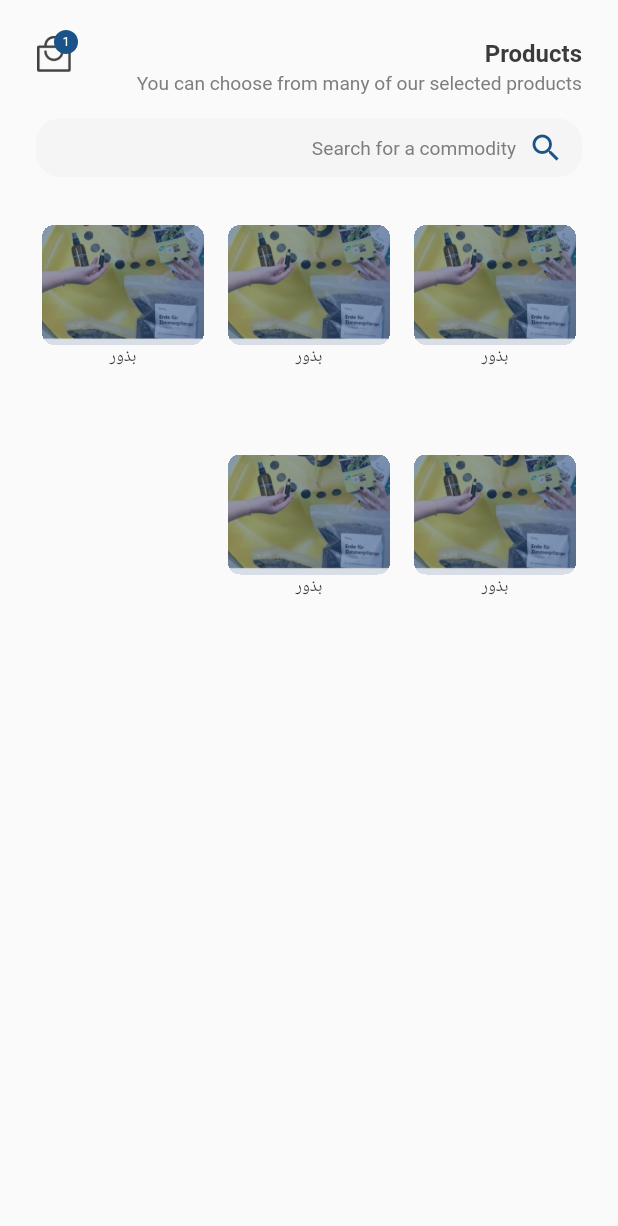
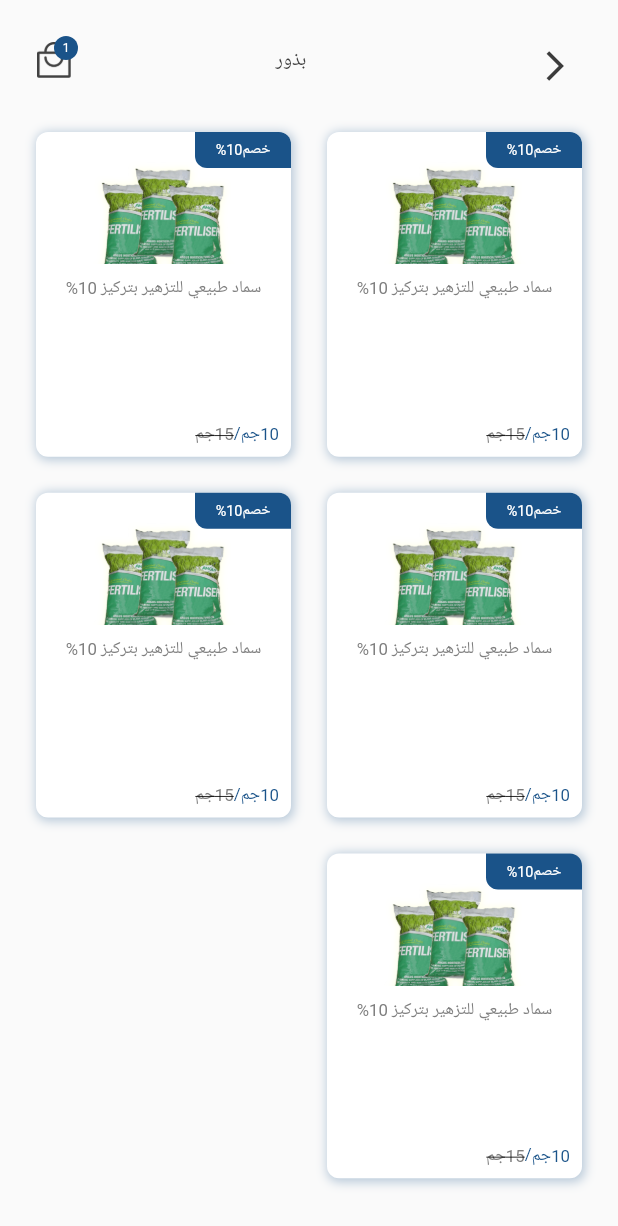
Before and after one commit to muslimadille/abaqe_elnakheal_app, a Flutter app: the CategoriesScreen widget shown alone on an empty page, opened directly, after a tap on "بذور", on a phone screen of 412 x 824 dp. Shown: the top 1226 px of the screen. Run offline on Flutter 3.47's test engine with Material 2 defaults, Android fonts, the phone set to English and light mode, and no system bars; our stand-ins replace cached_network_image, dio, easy_localization, flutter_svg, google_fonts, otp_text_field and 3 more; missing offline and left inert: dio_cache_interceptor, multi_image_picker2; accounts and stored records are empty; Roboto replaces fonts that are missing (Cairo).

Commit message:
all products screen ui

```diff
--- a/lib/modules/categories_screen/categories_screen.dart
+++ b/lib/modules/categories_screen/categories_screen.dart
@@ -1,8 +1,10 @@
 import 'package:abaqe_elnakheal_app/modules/base_screen/base_screen.dart';
 import 'package:abaqe_elnakheal_app/modules/home/items/card_icon.dart';
 import 'package:abaqe_elnakheal_app/modules/home/items/home_search_widget.dart';
+import 'package:abaqe_elnakheal_app/modules/products_screen/products_list_screen.dart';
 import 'package:abaqe_elnakheal_app/utils/baseDimentions.dart';
 import 'package:abaqe_elnakheal_app/utils/base_text_style.dart';
+import 'package:abaqe_elnakheal_app/utils/myUtils.dart';
 import 'package:abaqe_elnakheal_app/utils/my_colors.dart';
 import 'package:easy_localization/easy_localization.dart';
 import 'package:flutter/material.dart';
@@ -57,7 +59,9 @@ class _CategoriesScreenState extends State<CategoriesScreen> {
           delegate: SliverChildBuilderDelegate(
                 (BuildContext context, int index) {
               return CategoryListItem(
-                  index,(){});
+                  index,(){
+                    MyUtils.navigate(context, ProductsListScreen());
+              });
             },
             childCount: 5,
             semanticIndexOffset: 1,
--- a/lib/modules/categories_screen/items/categories_list_item.dart
+++ b/lib/modules/categories_screen/items/categories_list_item.dart
@@ -49,5 +49,4 @@ class _CategoryListItemState extends State<CategoryListItem> {
       Text("بذور",style: S.h4(color: C.GREY_1),)
     ],),) ;
   }
-
 }
--- /dev/null
+++ b/lib/modules/login_screen/item/back_btn_widget.dart
@@ -0,0 +1,15 @@
+import 'package:abaqe_elnakheal_app/utils/baseDimentions.dart';
+import 'package:abaqe_elnakheal_app/utils/my_colors.dart';
+import 'package:flutter/material.dart';
+
+class BackBottonWidget extends StatelessWidget {
+  BuildContext ctx;
+   BackBottonWidget(this.ctx);
+
+  @override
+  Widget build(BuildContext context) {
+    return IconButton(onPressed:(){
+      Navigator.of(ctx).pop();
+    }, icon: Icon(Icons.arrow_back_ios,color: C.GREY_1,size: D.default_30,));
+  }
+}
--- a/lib/modules/login_screen/login_screen.dart
+++ b/lib/modules/login_screen/login_screen.dart
@@ -12,6 +12,8 @@ import 'package:abaqe_elnakheal_app/utils/widgets/base_text_files.dart';
 import 'package:abaqe_elnakheal_app/utils/widgets/transition_image.dart';
 import 'package:easy_localization/easy_localization.dart';
 import 'package:flutter/material.dart';
+
+import 'item/back_btn_widget.dart';
 
 class LoginScreen extends StatefulWidget {
   const LoginScreen({Key? key}) : super(key: key);
@@ -37,7 +39,7 @@ class _LoginScreenState extends State<LoginScreen> {
           margin: EdgeInsets.only(left: D.default_40,right: D.default_40),
           width: double.infinity,
           child: Column(children: [
-            _backBtn(),
+            _backBtn(context),
             Expanded(child: SingleChildScrollView(child: Column(
               mainAxisAlignment: MainAxisAlignment.center,
               children: [
@@ -60,15 +62,13 @@ class _LoginScreenState extends State<LoginScreen> {
       ],
     ),));
   }
-  Widget _backBtn(){
+  Widget _backBtn(BuildContext ctx){
     return Container(
       padding: EdgeInsets.only(top:D.default_10),
       child: Row(
         mainAxisAlignment: MainAxisAlignment.start,
         children: [
-      IconButton(onPressed:(){
-        Navigator.of(context).pop();
-      }, icon: Icon(Icons.arrow_back_ios,color: C.GREY_1,size: D.default_30,))
+          BackBottonWidget(ctx)
     ],),);
   }
   Widget _introText(){
--- /dev/null
+++ b/lib/modules/products_screen/items/product_list_item.dart
@@ -0,0 +1,100 @@
+import 'package:abaqe_elnakheal_app/utils/baseDimentions.dart';
+import 'package:abaqe_elnakheal_app/utils/base_text_style.dart';
+import 'package:abaqe_elnakheal_app/utils/my_colors.dart';
+import 'package:abaqe_elnakheal_app/utils/widgets/transition_image.dart';
+import 'package:flutter/material.dart';
+import '../../../main.dart';
+
+class ProductsListItem extends StatefulWidget {
+  int index;
+  OnItemClickListener? onItemClickListener;
+
+  ProductsListItem(this.index,this.onItemClickListener) ;
+
+  @override
+  _ProductsListItemState createState() => _ProductsListItemState();
+}
+
+class _ProductsListItemState extends State<ProductsListItem> {
+  _ProductsListItemState();
+
+  @override
+  void initState() {
+    super.initState();
+    WidgetsBinding.instance!.addPostFrameCallback((_) async {
+    });
+  }
+  @override
+  Widget build(BuildContext context) {
+    return InkWell(
+      onTap:widget.onItemClickListener,
+      child:_body() ,
+    );
+  }
+  Widget _body(){
+    return Container(
+      margin: EdgeInsets.all(D.default_10),
+      width: D.default_150,
+      height: D.default_200,
+      decoration: BoxDecoration(
+          borderRadius: BorderRadius.circular(D.default_10),
+          color: Colors.white,
+          boxShadow:[BoxShadow(
+              color: C.BLUE_1.withOpacity(0.3),
+              offset:Offset(1,1),
+              blurRadius:5,
+              spreadRadius: 1
+          )]
+      ),
+      child: Stack(
+        children: [
+
+          Container(
+            margin: EdgeInsets.all(D.default_10),
+            child:Column(children: [
+              _image(),
+              _description(),
+              _coast()
+
+            ],),
+          ),_discoundWidget(),
+        ],
+      ),
+    ) ;
+  }
+  Widget _image(){
+    return TransitionImage(
+      "assets/images/rice_img.png",
+      height: D.default_100,
+      width: double.infinity,
+      fit: BoxFit.cover,
+      radius: D.default_10,
+    );
+  }
+  Widget _discoundWidget(){
+    return Container(
+      height: D.default_30,
+      width: D.default_80,
+      decoration: BoxDecoration(
+        borderRadius: BorderRadius.only(topRight: Radius.circular(D.default_10),bottomLeft: Radius.circular(D.default_10)),
+        color: C.BLUE_1,
+      ),
+      child: Center(child: Text("خصم10%",style: S.h5(color: Colors.white),),),
+    );
+  }
+  Widget _description(){
+    return Expanded(
+      child: Container(
+        margin: EdgeInsets.only(top:D.default_10),
+        child: Text("سماد طبيعي للتزهير بتركيز 10%",style: S.h4(color: C.GREY_3),),),
+    );
+  }
+  Widget _coast(){
+    return Container(child:
+    Row(children: [
+      Text("10جم",style: S.h4(color: C.BLUE_1),),
+      Text("/",style: S.h4(color: C.BLUE_1),),
+      Text("15جم",style: S.h4(color: C.GREY_3,decoration: TextDecoration.lineThrough),)
+    ],),);
+  }
+}
--- /dev/null
+++ b/lib/modules/products_screen/items/products_list_widget.dart
@@ -0,0 +1,31 @@
+import 'package:abaqe_elnakheal_app/modules/products_screen/items/product_list_item.dart';
+import 'package:abaqe_elnakheal_app/utils/baseDimentions.dart';
+import 'package:flutter/cupertino.dart';
+
+class ProductsListWidget extends StatelessWidget {
+  const ProductsListWidget({Key? key}) : super(key: key);
+
+  @override
+  Widget build(BuildContext context) {
+    return Container(
+      margin: EdgeInsets.only(left: D.default_20,right: D.default_20),
+      child: CustomScrollView(slivers: [
+        SliverGrid(
+            gridDelegate: SliverGridDelegateWithFixedCrossAxisCount(
+              crossAxisCount: 2,
+              crossAxisSpacing: D.default_10,
+              mainAxisSpacing: D.default_10,
+              childAspectRatio: D.default_1,
+            ),
+            delegate: SliverChildBuilderDelegate(
+                  (BuildContext context, int index) {
+                return ProductsListItem(
+                    index,(){});
+              },
+              childCount: 5,
+              semanticIndexOffset: 1,
+            )),
+
+      ]),);
+  }
+}
--- /dev/null
+++ b/lib/modules/products_screen/products_list_screen.dart
@@ -0,0 +1,39 @@
+import 'package:abaqe_elnakheal_app/modules/base_screen/base_screen.dart';
+import 'package:abaqe_elnakheal_app/modules/home/items/card_icon.dart';
+import 'package:abaqe_elnakheal_app/modules/login_screen/item/back_btn_widget.dart';
+import 'package:abaqe_elnakheal_app/utils/baseDimentions.dart';
+import 'package:abaqe_elnakheal_app/utils/base_text_style.dart';
+import 'package:abaqe_elnakheal_app/utils/my_colors.dart';
+import 'package:flutter/material.dart';
+
+import 'items/products_list_widget.dart';
+
+class ProductsListScreen extends StatelessWidget {
+  const ProductsListScreen({Key? key}) : super(key: key);
+
+  @override
+  Widget build(BuildContext context) {
+    return BaseScreen(body: SafeArea(child:
+    Container(
+      child: Column(children:  [
+        _header(context),
+        const Expanded(child: ProductsListWidget(),)
+      ],),
+    ),));
+  }
+  Widget _header(BuildContext ctx){
+    return Container(
+      height: D.default_100,
+      padding: EdgeInsets.all(D.default_30),
+      child: Row(
+        crossAxisAlignment: CrossAxisAlignment.center,
+        mainAxisAlignment: MainAxisAlignment.start,
+        children: [
+          BackBottonWidget(ctx),
+          Expanded(child: Text("بذور",style: S.h3(color: C.GREY_1),textAlign: TextAlign.center,)),
+          const CardIconWidget(),
+
+        ],),);
+
+  }
+}
```
